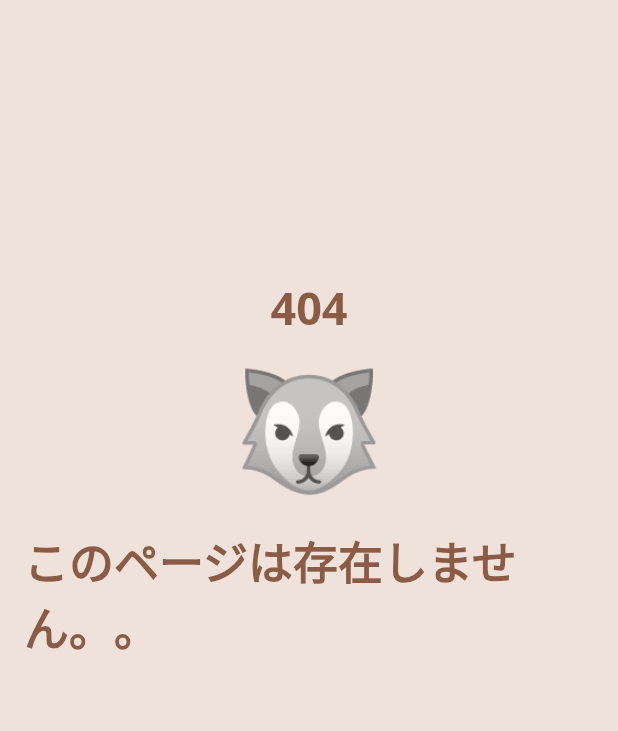
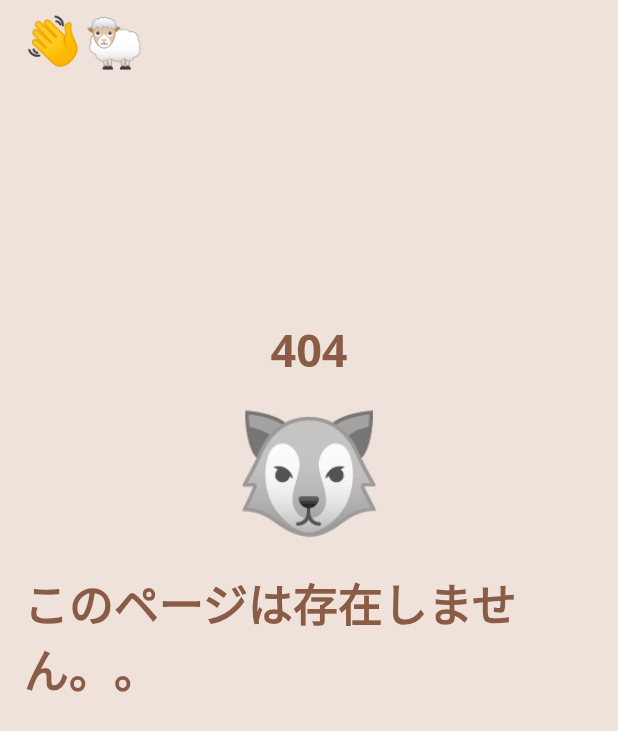
Before and after one commit to gyvm/hi-tsujisan-flutter, a Flutter app: the UnknownScreen screen opened directly, on a phone screen of 412 x 824 dp. Shown: the top 731 px of the screen. Run offline on Flutter 3.47's test engine with Material 2 defaults, Android fonts, the phone set to English and light mode, and no system bars; our stand-ins replace google_fonts; missing offline and left inert: dart:html.

Commit message:
UnknownScreenの修正

```diff
--- a/lib/screens/unkown_screen.dart
+++ b/lib/screens/unkown_screen.dart
@@ -12,7 +12,21 @@ class UnknownScreen extends StatelessWidget {
 
   @override
   Widget build(BuildContext context) {
-    return Container(
+    return SafeArea(
+      child: Scaffold(
+        backgroundColor: HexColor('#EFE2DB'),
+        appBar: AppBar(
+            elevation: 0,
+            backgroundColor: Colors.transparent,
+            title: Text(
+              '👋🐑',
+              style: TextStyle(
+                fontSize: 32,
+              ),
+            ),
+            centerTitle: false,
+            automaticallyImplyLeading: false),
+        body: Container(
           height: double.infinity,
           width: double.infinity,
           alignment: Alignment.center,
@@ -49,6 +63,8 @@ class UnknownScreen extends StatelessWidget {
               ],
             ),
           ),
+        ),
+      ),
     );
   }
 }
```
Lines whose indentation alone changed are shown as unchanged.
